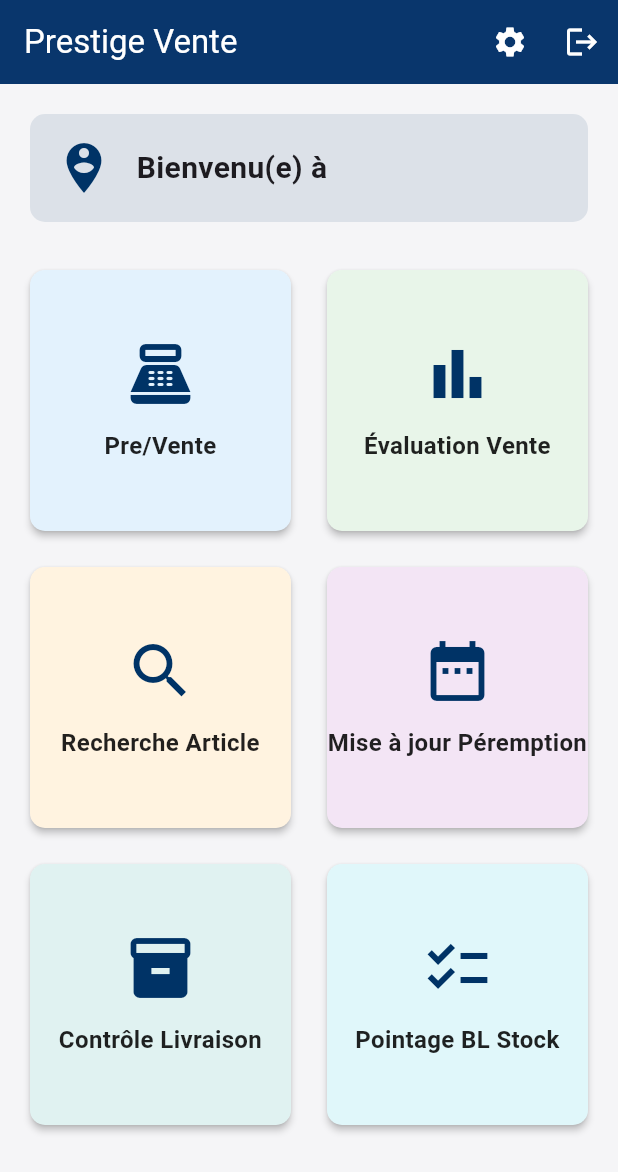
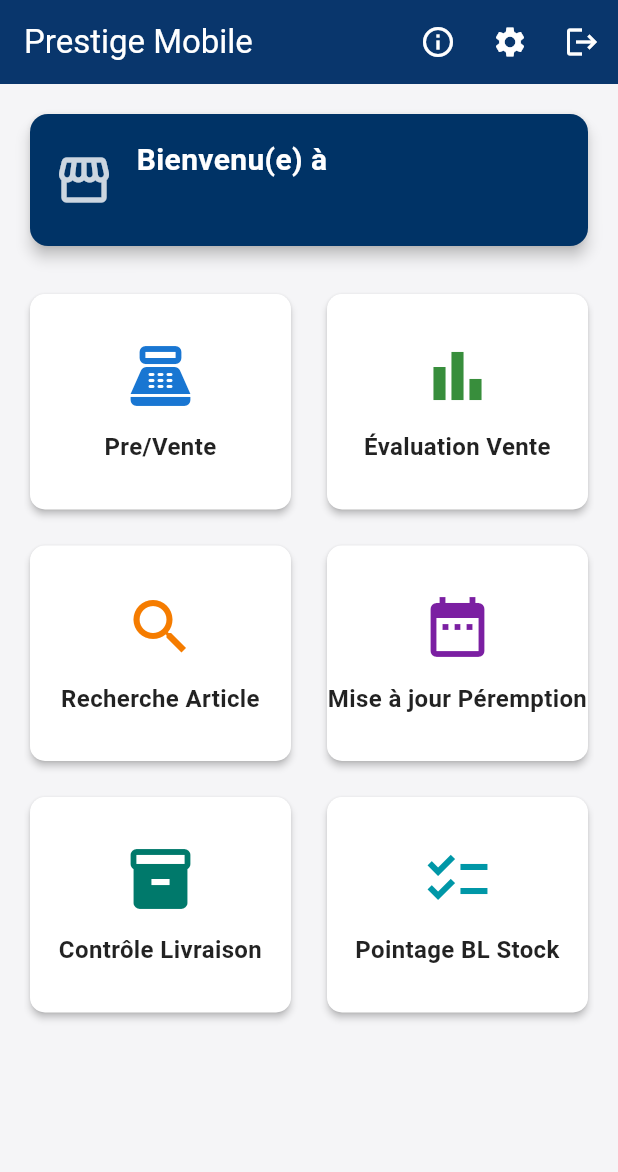
Before and after one commit to airm5500/prestige_vente_app, a Flutter app: the HomeScreen screen opened directly, on a phone screen of 412 x 824 dp. Shown: the top 1172 px of the screen. Run offline on Flutter 3.47's test engine with Material 3 defaults, Android fonts, the light colour scheme and no system bars; our stand-ins replace cookie_jar, dio, dio_cookie_manager, fl_chart, qr_flutter, shared_preferences; missing offline and left inert: sunmi_printer_plus; accounts and stored records are empty.

Commit message:
design et notifications, pages home

```diff
--- a/lib/screens/home/home_screen.dart
+++ b/lib/screens/home/home_screen.dart
@@ -1,8 +1,14 @@
 // lib/screens/home/home_screen.dart
-// 29/09/2025 23:55
+// 18/10/2025 22:10
 import 'package:flutter/material.dart';
+import 'package:intl/intl.dart';
+import 'package:prestige_vente_app/providers/bl_control_provider.dart';
+import 'package:prestige_vente_app/providers/sale_provider.dart';
 import 'package:prestige_vente_app/screens/auth/login_screen.dart';
 import 'package:prestige_vente_app/screens/auth/settings_screen.dart';
+import 'package:prestige_vente_app/screens/bl_control/bl_list_screen.dart';
+import 'package:prestige_vente_app/screens/delivery_control/delivery_list_screen.dart';
+import 'package:prestige_vente_app/screens/expiration_update/expiration_update_screen.dart';
 import 'package:prestige_vente_app/screens/pre_vente/pre_vente_screen.dart';
 import 'package:prestige_vente_app/screens/product_evaluation/product_evaluation_screen.dart';
 import 'package:prestige_vente_app/screens/product_search/product_search_screen.dart';
@@ -11,33 +17,153 @@ import 'package:prestige_vente_app/providers/auth_provider.dart';
 import 'package:prestige_vente_app/utils/constants.dart';
 import 'package:prestige_vente_app/utils/responsive.dart';
 import 'package:prestige_vente_app/widgets/menu_button.dart';
-import 'package:prestige_vente_app/screens/expiration_update/expiration_update_screen.dart';
-import 'package:prestige_vente_app/screens/delivery_control/delivery_list_screen.dart';
-import 'package:prestige_vente_app/screens/bl_control/bl_list_screen.dart';
 
-class HomeScreen extends StatelessWidget {
+class MenuItem {
+  final String label;
+  final IconData icon;
+  final Color color;
+  final VoidCallback onTap;
+  MenuItem({required this.label, required this.icon, required this.color, required this.onTap});
+}
+
+class HomeScreen extends StatefulWidget {
   const HomeScreen({super.key});
 
   @override
+  State<HomeScreen> createState() => _HomeScreenState();
+}
+
+class _HomeScreenState extends State<HomeScreen> {
+  final PageController _pageController = PageController();
+  int _currentPage = 0;
+  List<MenuItem> _menuItems = [];
+  List<List<MenuItem>> _pages = [];
+
+  // On garde une référence aux providers
+  late SaleProvider _saleProvider;
+  late BlControlProvider _blProvider;
+
+  @override
+  void initState() {
+    super.initState();
+    _saleProvider = Provider.of<SaleProvider>(context, listen: false);
+    _blProvider = Provider.of<BlControlProvider>(context, listen: false);
+  }
+
+  @override
+  void dispose() {
+    _pageController.dispose();
+    super.dispose();
+  }
+
+  // Navigation simple
+  void navigate(Widget screen) {
+    Navigator.of(context).push(MaterialPageRoute(builder: (_) => screen));
+  }
+
+  // MODIFICATION : Logique de rafraîchissement au clic sur le bouton info
+  Future<void> _showInfoPopup() async {
+    // 1. Affiche un petit dialogue de chargement
+    showDialog(
+      context: context,
+      barrierDismissible: false,
+      builder: (ctx) => const AlertDialog(
+        content: Row(
+          children: [
+            CircularProgressIndicator(),
+            SizedBox(width: 24),
+            Text("Mise à jour..."),
+          ],
+        ),
+      ),
+    );
+
+    // 2. Rafraîchit les données en arrière-plan
+    final today = DateFormat('yyyy-MM-dd').format(DateTime.now());
+    await Future.wait([
+      _saleProvider.fetchPreventes(),
+      _blProvider.fetchBonsLivraison(dtStart: today, dtEnd: today)
+    ]);
+
+    if (!mounted) return;
+    Navigator.of(context).pop(); // Ferme le dialogue de chargement
+
+    // 3. Affiche le dialogue avec les données à jour
+    showDialog(
+      context: context,
+      builder: (ctx) {
+        final preventesCount = _saleProvider.preventes.length;
+        final blCount = _blProvider.bonsLivraison.length; // On compte tous les BL "is_Closed" du jour
+
+        return AlertDialog(
+          title: const Text('Tâches en attente'),
+          content: Column(
+            mainAxisSize: MainAxisSize.min,
+            crossAxisAlignment: CrossAxisAlignment.start,
+            children: [
+              if (preventesCount > 0)
+                Text(
+                  '$preventesCount Prévente(s) en attente',
+                  style: TextStyle(color: Colors.orange.shade700, fontWeight: FontWeight.bold, fontSize: 16),
+                )
+              else
+                const Text("Aucune prévente en attente.", style: TextStyle(fontSize: 16)),
+
+              const SizedBox(height: 16),
+
+              if (blCount > 0)
+                Text(
+                  '$blCount BL(s) à pointer',
+                  style: TextStyle(color: Colors.cyan.shade700, fontWeight: FontWeight.bold, fontSize: 16),
+                )
+              else
+                const Text("Aucun BL à pointer.", style: TextStyle(fontSize: 16)),
+            ],
+          ),
+          actions: [
+            TextButton(
+              onPressed: () => Navigator.of(ctx).pop(),
+              child: const Text('Fermer'),
+            )
+          ],
+        );
+      },
+    );
+  }
+
+  void _buildMenuItems(BuildContext context) {
+    _menuItems = [
+      MenuItem( label: 'Pre/Vente', icon: Icons.point_of_sale, color: Colors.blue.shade700, onTap: () => navigate(const PreVenteScreen())),
+      MenuItem( label: 'Évaluation Vente', icon: Icons.bar_chart, color: Colors.green.shade700, onTap: () => navigate(const ProductEvaluationScreen())),
+      MenuItem( label: 'Recherche Article', icon: Icons.search, color: Colors.orange.shade700, onTap: () => navigate(const ProductSearchScreen())),
+      MenuItem( label: 'Mise à jour Péremption', icon: Icons.date_range, color: Colors.purple.shade700, onTap: () => navigate(const ExpirationUpdateScreen())),
+      MenuItem( label: 'Contrôle Livraison', icon: Icons.inventory_2, color: Colors.teal.shade700, onTap: () => navigate(const DeliveryListScreen())),
+      MenuItem( label: 'Pointage BL Stock', icon: Icons.checklist, color: Colors.cyan.shade700, onTap: () => navigate(const BlListScreen())),
+    ];
+    _pages = [];
+    for (var i = 0; i < _menuItems.length; i += 6) {
+      _pages.add(_menuItems.sublist(i, i + 6 > _menuItems.length ? _menuItems.length : i + 6));
+    }
+  }
+
+  @override
   Widget build(BuildContext context) {
+    _buildMenuItems(context);
     final authProvider = Provider.of<AuthProvider>(context, listen: false);
 
     return Scaffold(
       appBar: AppBar(
-        title: Consumer<AuthProvider>(
-          builder: (context, auth, child) {
-            return Text(auth.officine?.nomComplet ?? 'Prestige Vente');
-          },
+        title: const Text('Prestige Mobile'),
+        actions: [
+          // MODIFICATION : Bouton d'info réintégré
+          IconButton(
+            icon: const Icon(Icons.info_outline),
+            onPressed: _showInfoPopup,
+            tooltip: 'Tâches en attente',
           ),
-        // MODIFICATION : Ajout du bouton de configuration
-        actions: [
           IconButton(
             icon: const Icon(Icons.settings),
-            onPressed: () {
-              Navigator.of(context).push(
-                  MaterialPageRoute(builder: (_) => const SettingsScreen())
-              );
-            },
+            onPressed: () => navigate(const SettingsScreen()),
             tooltip: 'Configuration',
           ),
           IconButton(
@@ -45,9 +171,7 @@ class HomeScreen extends StatelessWidget {
             onPressed: () {
               authProvider.logout();
               Navigator.of(context).pushAndRemoveUntil(
-                MaterialPageRoute(builder: (_) => const LoginScreen()),
-                    (route) => false,
-              );
+                  MaterialPageRoute(builder: (_) => const LoginScreen()), (route) => false);
             },
             tooltip: 'Déconnexion',
           ),
@@ -59,17 +183,62 @@ class HomeScreen extends StatelessWidget {
           child: Column(
             crossAxisAlignment: CrossAxisAlignment.start,
             children: [
-              Consumer<AuthProvider>(
+              _buildWelcomeCard(),
+              const SizedBox(height: 24),
+
+              Expanded(
+                child: PageView.builder(
+                  controller: _pageController,
+                  itemCount: _pages.length,
+                  onPageChanged: (index) {
+                    setState(() => _currentPage = index);
+                  },
+                  itemBuilder: (context, pageIndex) {
+                    final pageItems = _pages[pageIndex];
+                    return GridView.builder(
+                      gridDelegate: SliverGridDelegateWithFixedCrossAxisCount(
+                        crossAxisCount: Responsive.isMobile(context) ? 2 : 3,
+                        crossAxisSpacing: 16,
+                        mainAxisSpacing: 16,
+                        childAspectRatio: 1.2,
+                      ),
+                      itemCount: pageItems.length,
+                      itemBuilder: (context, itemIndex) {
+                        final item = pageItems[itemIndex];
+                        return MenuButton(
+                          label: item.label,
+                          icon: item.icon,
+                          color: item.color,
+                          onTap: item.onTap,
+                        );
+                      },
+                    );
+                  },
+                ),
+              ),
+
+              if (_pages.length > 1)
+                _buildPageIndicator(),
+            ],
+          ),
+        ),
+      ),
+    );
+  }
+
+  Widget _buildWelcomeCard() {
+    return Card(
+      color: AppColors.primary,
+      elevation: 4,
+      shape: RoundedRectangleBorder(borderRadius: BorderRadius.circular(12)),
+      child: Padding(
+        padding: const EdgeInsets.all(16.0),
+        child: Consumer<AuthProvider>(
           builder: (context, auth, child) {
             final officine = auth.officine;
-                  return Card(
-                    color: AppColors.primary.withAlpha(26),
-                    elevation: 0,
-                    child: Padding(
-                      padding: const EdgeInsets.all(16.0),
-                      child: Row(
+            return Row(
               children: [
-                          const Icon(Icons.person_pin_circle, size: 40, color: AppColors.primary),
+                Icon(Icons.storefront, size: 40, color: Colors.white.withAlpha(204)),
                 const SizedBox(width: 15),
                 Expanded(
                   child: Column(
@@ -77,103 +246,42 @@ class HomeScreen extends StatelessWidget {
                     children: [
                       Text(
                         'Bienvenu(e) à ${officine?.nomComplet ?? ''}',
-                                  style: const TextStyle(fontSize: 20, fontWeight: FontWeight.bold),
+                        style: const TextStyle(fontSize: 20, fontWeight: FontWeight.bold, color: Colors.white),
                         overflow: TextOverflow.ellipsis,
                       ),
-                                if (officine != null)
+                      const SizedBox(height: 4),
                       Text(
-                                    officine.fullName,
-                                    style: const TextStyle(fontSize: 16, color: Colors.black54),
+                        officine?.fullName ?? '',
+                        style: TextStyle(fontSize: 16, color: Colors.white.withAlpha(204)),
                         overflow: TextOverflow.ellipsis,
-                                  )
+                      ),
                     ],
                   ),
                 ),
               ],
-                      ),
-                    ),
             );
           },
-              ),
-              const SizedBox(height: 24),
-              Expanded(
-                child: GridView.count(
-                  crossAxisCount: Responsive.isMobile(context) ? 2 : 4,
-                  crossAxisSpacing: 16,
-                  mainAxisSpacing: 16,
-                  children: [
-                    MenuButton(
-                      icon: Icons.point_of_sale,
-                      label: 'Pre/Vente',
-                      color: Colors.blue.shade50,
-                      onTap: () {
-                        Navigator.of(context).push(
-                            MaterialPageRoute(builder: (_) => const PreVenteScreen())
-                        );
-                      },
-                    ),
-                    MenuButton(
-                      icon: Icons.bar_chart,
-                      label: 'Évaluation Vente',
-                      color: Colors.green.shade50,
-                      onTap: () {
-                        Navigator.of(context).push(
-                            MaterialPageRoute(builder: (_) => const ProductEvaluationScreen())
-                        );
-                      },
-                    ),
-                    MenuButton(
-                      icon: Icons.search,
-                      label: 'Recherche Article',
-                      color: Colors.orange.shade50,
-                      onTap: () {
-                        Navigator.of(context).push(
-                            MaterialPageRoute(builder: (_) => const ProductSearchScreen())
-                        );
-                      },
-                    ),
-
-                    MenuButton(
-                      icon: Icons.date_range,
-                      label: 'Mise à jour Péremption',
-                      color: Colors.purple.shade50,
-                      onTap: () {
-                        Navigator.of(context).push(
-                            MaterialPageRoute(builder: (_) => const ExpirationUpdateScreen())
-                        );
-                      },
-                    ),
-
-                    MenuButton(
-                      icon: Icons.inventory_2,
-                      label: 'Contrôle Livraison',
-                      color: Colors.teal.shade50,
-                      onTap: () {
-                        Navigator.of(context).push(
-                            MaterialPageRoute(builder: (_) => const DeliveryListScreen())
-                        );
-                      },
-                    ),
-
-                    // AJOUT
-                    MenuButton(
-                      icon: Icons.checklist,
-                      label: 'Pointage BL Stock',
-                      color: Colors.cyan.shade50,
-                      onTap: () {
-                        Navigator.of(context).push(
-                            MaterialPageRoute(builder: (_) => const BlListScreen())
-                        );
-                      },
-                    ),
-
-                  ],
-                ),
-              ),
-            ],
-          ),
         ),
       ),
     );
   }
+
+  Widget _buildPageIndicator() {
+    return Row(
+      mainAxisAlignment: MainAxisAlignment.center,
+      children: List.generate(_pages.length, (index) {
+        return Container(
+          width: 8.0,
+          height: 8.0,
+          margin: const EdgeInsets.symmetric(vertical: 10.0, horizontal: 4.0),
+          decoration: BoxDecoration(
+            shape: BoxShape.circle,
+            color: _currentPage == index
+                ? AppColors.primary
+                : AppColors.primary.withAlpha(77),
+          ),
+        );
+      }),
+    );
   }
+}
--- a/lib/widgets/menu_button.dart
+++ b/lib/widgets/menu_button.dart
@@ -1,5 +1,5 @@
 // lib/widgets/menu_button.dart
-// 28/09/2025 17:32
+// 18/10/2025 20:00
 import 'package:flutter/material.dart';
 import 'package:prestige_vente_app/utils/constants.dart';
 
@@ -7,29 +7,30 @@ class MenuButton extends StatelessWidget {
   final IconData icon;
   final String label;
   final VoidCallback onTap;
-  // MODIFICATION : Ajout d'un paramètre de couleur optionnel
-  final Color? color;
+  // MODIFICATION : La couleur s'applique maintenant à l'icône, pas au fond
+  final Color color;
 
   const MenuButton({
     Key? key,
     required this.icon,
     required this.label,
     required this.onTap,
-    this.color, // Couleur optionnelle
+    this.color = AppColors.primary, // Couleur par défaut si non fournie
   }) : super(key: key);
 
   @override
   Widget build(BuildContext context) {
     return Card(
-      // MODIFICATION : Utilise la couleur passée en paramètre, sinon blanc
-      color: color ?? Colors.white,
+      // Le fond est maintenant blanc (ou la couleur par défaut du CardTheme)
+      color: Colors.white,
       clipBehavior: Clip.antiAlias,
       child: InkWell(
         onTap: onTap,
         child: Column(
           mainAxisAlignment: MainAxisAlignment.center,
           children: [
-            Icon(icon, size: 48, color: AppColors.primary),
+            // L'icône prend la couleur
+            Icon(icon, size: 48, color: color),
             const SizedBox(height: 12),
             Text(
               label,
```
Also changed, not shown: lib/providers/sale_provider.dart (+6 -5 lines), lib/screens/auth/login_screen.dart (+9 -6 lines), lib/screens/pre_vente/pre_vente_screen.dart (+10 -6 lines). Lines whose indentation alone changed are shown as unchanged.
